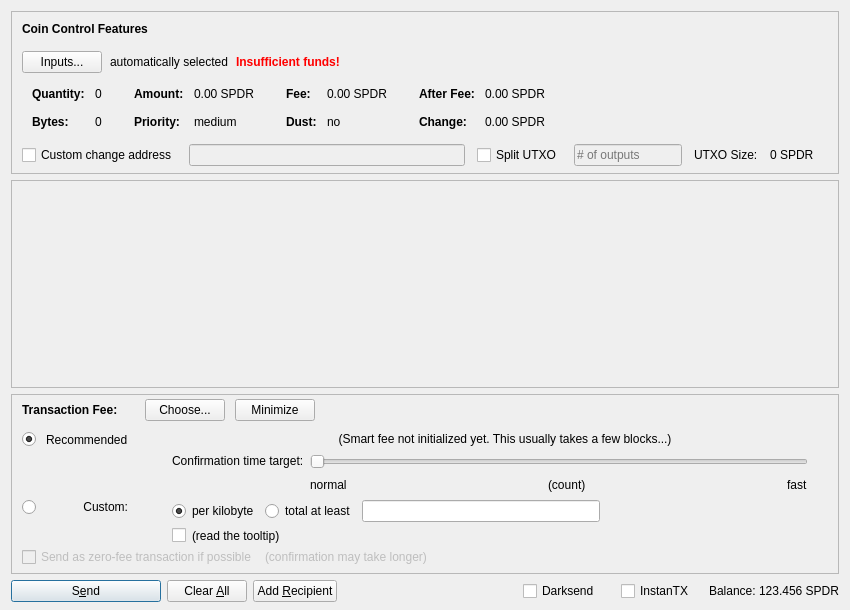
This is src/qt/forms/sendcoinsdialog.ui in Miner2212/RWTaler_RWTA as Qt 5 draws it before an edit. The edited form follows.
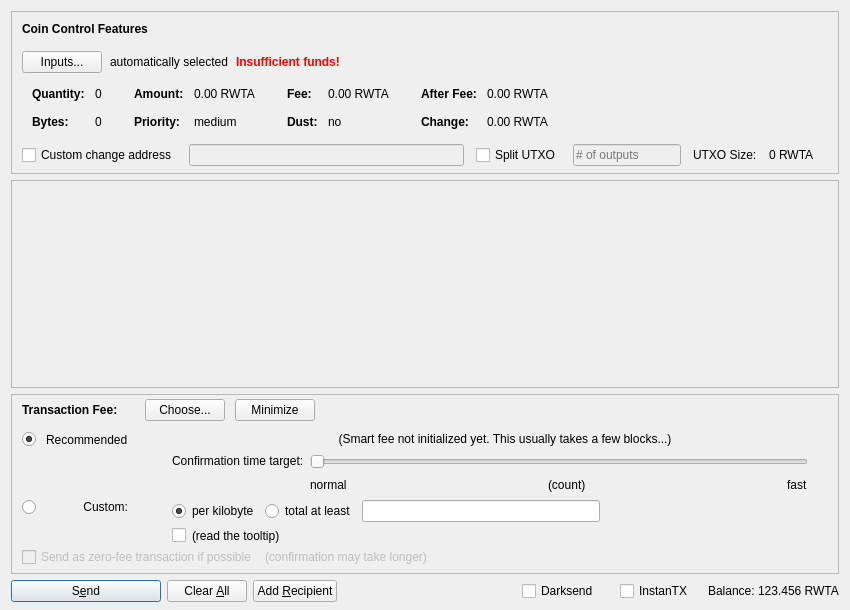
This is the edited form. Icons and pictures are not drawn. Custom widgets are drawn as their Qt base class.

Commit message: SPDR_TO_RWTA

```diff
--- a/src/qt/forms/sendcoinsdialog.ui
+++ b/src/qt/forms/sendcoinsdialog.ui
@@ -324,7 +324,7 @@
                   <enum>Qt::ActionsContextMenu</enum>
                  </property>
                  <property name="text">
-                  <string notr="true">0.00 SPDR</string>
+                  <string notr="true">0.00 RWTA</string>
                  </property>
                  <property name="textInteractionFlags">
                   <set>Qt::LinksAccessibleByMouse|Qt::TextSelectableByKeyboard|Qt::TextSelectableByMouse</set>
@@ -404,7 +404,7 @@
                   <enum>Qt::ActionsContextMenu</enum>
                  </property>
                  <property name="text">
-                  <string notr="true">0.00 SPDR</string>
+                  <string notr="true">0.00 RWTA</string>
                  </property>
                  <property name="textInteractionFlags">
                   <set>Qt::LinksAccessibleByMouse|Qt::TextSelectableByKeyboard|Qt::TextSelectableByMouse</set>
@@ -484,7 +484,7 @@
                   <enum>Qt::ActionsContextMenu</enum>
                  </property>
                  <property name="text">
-                  <string notr="true">0.00 SPDR</string>
+                  <string notr="true">0.00 RWTA</string>
                  </property>
                  <property name="textInteractionFlags">
                   <set>Qt::LinksAccessibleByMouse|Qt::TextSelectableByKeyboard|Qt::TextSelectableByMouse</set>
@@ -513,7 +513,7 @@
                   <enum>Qt::ActionsContextMenu</enum>
                  </property>
                  <property name="text">
-                  <string notr="true">0.00 SPDR</string>
+                  <string notr="true">0.00 RWTA</string>
                  </property>
                  <property name="textInteractionFlags">
                   <set>Qt::LinksAccessibleByMouse|Qt::TextSelectableByKeyboard|Qt::TextSelectableByMouse</set>
@@ -597,7 +597,7 @@
           <item>
            <widget class="QLabel" name="labelBlockSize">
             <property name="text">
-             <string>0 SPDR</string>
+             <string>0 RWTA</string>
             </property>
            </widget>
           </item>
@@ -1467,7 +1467,7 @@
           <cursorShape>IBeamCursor</cursorShape>
          </property>
          <property name="text">
-          <string notr="true">123.456 SPDR</string>
+          <string notr="true">123.456 RWTA</string>
          </property>
          <property name="textInteractionFlags">
           <set>Qt::LinksAccessibleByMouse|Qt::TextSelectableByKeyboard|Qt::TextSelectableByMouse</set>
```
Left out of the diff: 8 changed lines with no effect on the pictures. The commit also changes 307 other files.
